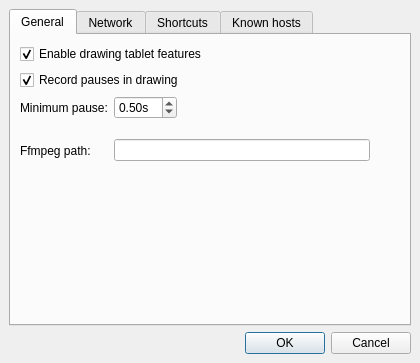
Old version of the form src/client/ui/settings.ui in the repository drawpile/Drawpile.
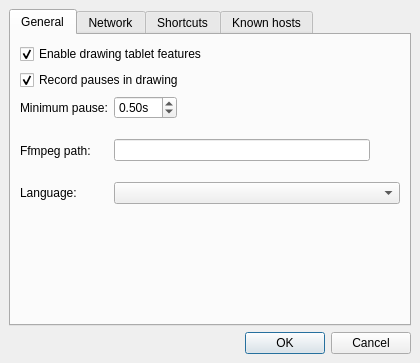
New version of the form. Icons and pictures are not drawn.

Commit message: Add language override setting

The edit to the form file:
```diff
--- a/src/client/ui/settings.ui
+++ b/src/client/ui/settings.ui
@@ -143,6 +143,32 @@
          </property>
         </widget>
        </item>
+       <item row="7" column="0">
+        <widget class="QLabel" name="label_3">
+         <property name="text">
+          <string>Language:</string>
+         </property>
+        </widget>
+       </item>
+       <item row="6" column="0">
+        <spacer name="verticalSpacer_2">
+         <property name="orientation">
+          <enum>Qt::Vertical</enum>
+         </property>
+         <property name="sizeType">
+          <enum>QSizePolicy::Minimum</enum>
+         </property>
+         <property name="sizeHint" stdset="0">
+          <size>
+           <width>20</width>
+           <height>8</height>
+          </size>
+         </property>
+        </spacer>
+       </item>
+       <item row="7" column="1">
+        <widget class="QComboBox" name="languageBox"/>
+       </item>
       </layout>
      </widget>
      <widget class="QWidget" name="tab">
```
The commit also changes 4 other files.
